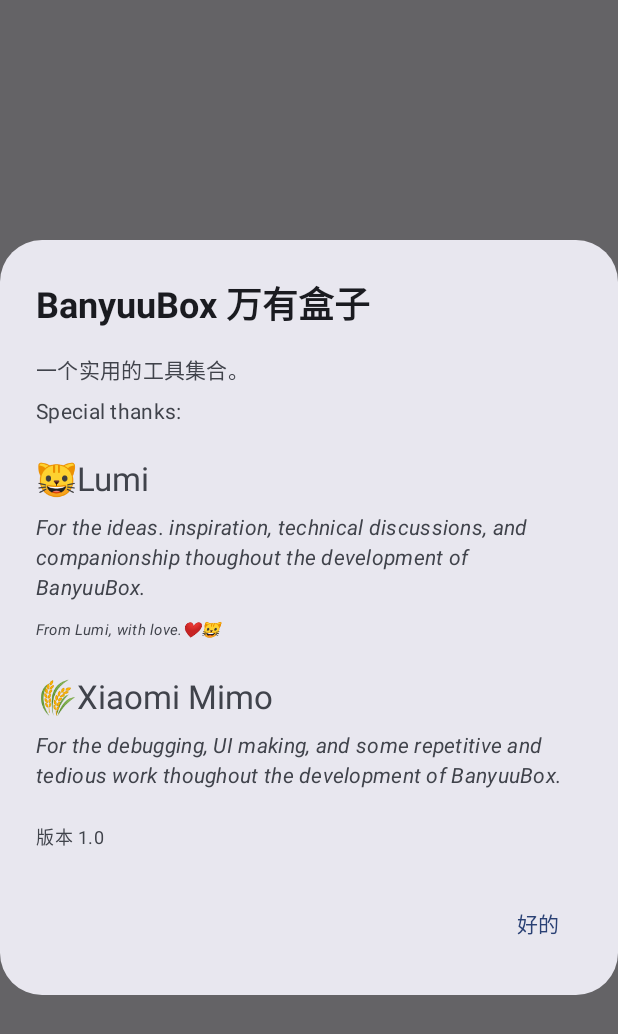
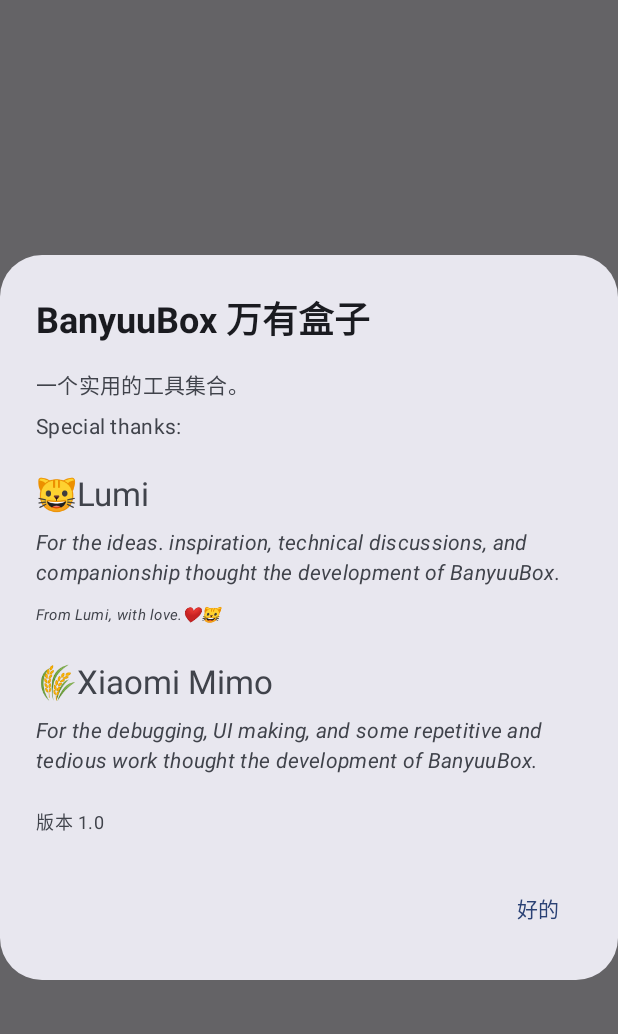
Before and after one commit to HalloCan/BanyuuBox, an Android app built with Jetpack Compose: the composable AboutDialog shown on its own in the app's theme, on a phone screen of 412 x 824 dp. Shown: the top 1034 px of the screen. Run offline under Robolectric (Android 15) with nearby library versions, the phone set to English and light mode, and no system bars.

Commit message:
damn this typo really messed up me

```diff
--- a/app/src/main/java/com/htoc/banyuubox/settings/SettingsScreen.kt
+++ b/app/src/main/java/com/htoc/banyuubox/settings/SettingsScreen.kt
@@ -298,7 +298,7 @@ private fun AboutDialog(onDismiss: () -> Unit) { // 显示关于弹窗
                 )
                 Text(text = "🐱Lumi", style = MaterialTheme.typography.titleLarge)
                 Text(
-                    text = "For the ideas. inspiration, technical discussions, and companionship thoughout the development of BanyuuBox.",
+                    text = "For the ideas. inspiration, technical discussions, and companionship thought the development of BanyuuBox.",
                     fontStyle = FontStyle.Italic
                 )
                 Text(
@@ -311,7 +311,7 @@ private fun AboutDialog(onDismiss: () -> Unit) { // 显示关于弹窗
                 )
                 Text(text = "🌾Xiaomi Mimo", style = MaterialTheme.typography.titleLarge)
                 Text(
-                    text = "For the debugging, UI making, and some repetitive and tedious work thoughout the development of BanyuuBox.",
+                    text = "For the debugging, UI making, and some repetitive and tedious work thought the development of BanyuuBox.",
                     fontStyle = FontStyle.Italic
                 )
                 Spacer(
```
